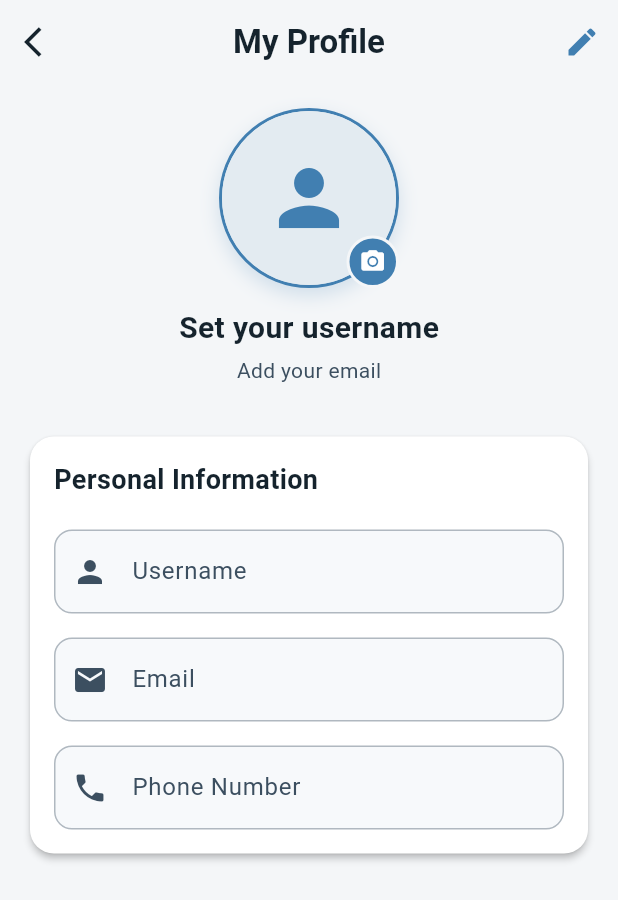
After one commit to dhrruvchotai/ML-Based-Personal-Finance-Optimizer, a Flutter app: the UserProfileView screen opened by its route, after a tap on the "camera alt" icon, on a phone screen of 412 x 824 dp. The commit adds this screen. Shown: the top 900 px of the screen. Run offline on Flutter 3.47's test engine with Material 3 defaults, Android fonts, the phone set to English and light mode, and no system bars; our stand-ins replace flutter_dotenv, get, image_picker, shared_preferences; accounts and stored records are empty.

Commit message:
added user profile things

```diff
--- /dev/null
+++ b/lib/frontend/user_module/controllers/user_profile_controller.dart
@@ -0,0 +1,182 @@
+import 'dart:io';
+import 'package:flutter/material.dart';
+import 'package:get/get.dart';
+import 'package:image_picker/image_picker.dart';
+import 'package:shared_preferences/shared_preferences.dart';
+import 'package:path_provider/path_provider.dart';
+import 'dart:convert';
+import '../models/user_model.dart';
+
+class UserProfileController extends GetxController {
+  // Form controllers
+  final usernameController = TextEditingController();
+  final emailController = TextEditingController();
+  final phoneController = TextEditingController();
+
+  // Image state
+  final Rx<File?> selectedImage = Rx<File?>(null);
+  final RxString profileImagePath = ''.obs;
+
+  // Loading state
+  final RxBool isLoading = false.obs;
+  final RxBool isEditing = false.obs;
+
+  // User data
+  final Rx<UserModel> user = UserModel().obs;
+
+  @override
+  void onInit() {
+    super.onInit();
+    loadUserData();
+  }
+
+  @override
+  void onClose() {
+    usernameController.dispose();
+    emailController.dispose();
+    phoneController.dispose();
+    super.onClose();
+  }
+
+  // Load user data from shared preferences
+  Future<void> loadUserData() async {
+    isLoading.value = true;
+    try {
+      final prefs = await SharedPreferences.getInstance();
+      final userData = prefs.getString('user_data');
+
+      if (userData != null) {
+        user.value = UserModel.fromJsonString(userData);
+
+        // Set the text controllers
+        usernameController.text = user.value.username ?? '';
+        emailController.text = user.value.email ?? '';
+        phoneController.text = user.value.phoneNumber ?? '';
+
+        // Set profile image path if it exists
+        if (user.value.profileImagePath != null &&
+            user.value.profileImagePath!.isNotEmpty &&
+            File(user.value.profileImagePath!).existsSync()) {
+          profileImagePath.value = user.value.profileImagePath!;
+          selectedImage.value = File(profileImagePath.value);
+        }
+      }
+    } catch (e) {
+      debugPrint('Error loading user data: $e');
+    } finally {
+      isLoading.value = false;
+    }
+  }
+
+  // Save user data to shared preferences
+  Future<void> saveUserData() async {
+    isLoading.value = true;
+    try {
+      // Update user model with form values
+      user.value = user.value.copyWith(
+        username: usernameController.text.trim(),
+        email: emailController.text.trim(),
+        phoneNumber: phoneController.text.trim(),
+        profileImagePath: profileImagePath.value,
+      );
+
+      final prefs = await SharedPreferences.getInstance();
+      await prefs.setString('user_data', user.value.toJsonString());
+
+      Get.snackbar(
+        'Success',
+        'Profile updated successfully',
+        snackPosition: SnackPosition.BOTTOM,
+        backgroundColor: Colors.green,
+        colorText: Colors.white,
+      );
+
+      isEditing.value = false;
+    } catch (e) {
+      Get.snackbar(
+        'Error',
+        'Failed to update profile',
+        snackPosition: SnackPosition.BOTTOM,
+        backgroundColor: Colors.red,
+        colorText: Colors.white,
+      );
+      debugPrint('Error saving user data: $e');
+    } finally {
+      isLoading.value = false;
+    }
+  }
+
+  // Pick image from gallery
+  Future<void> pickImage() async {
+    final ImagePicker picker = ImagePicker();
+    try {
+      final XFile? image = await picker.pickImage(
+        source: ImageSource.gallery,
+        imageQuality: 80,
+      );
+
+      if (image != null) {
+        // Save the image to app documents directory
+        final Directory appDocDir = await getApplicationDocumentsDirectory();
+        final String fileName = 'profile_${DateTime.now().millisecondsSinceEpoch}.jpg';
+        final String filePath = '${appDocDir.path}/$fileName';
+
+        // Copy the selected image to app directory
+        await File(image.path).copy(filePath);
+
+        // Update state
+        selectedImage.value = File(filePath);
+        profileImagePath.value = filePath;
+
+        // Update user model
+        user.value = user.value.copyWith(profileImagePath: filePath);
+
+        // Save to shared preferences
+        saveUserData();
+      }
+    } catch (e) {
+      Get.snackbar(
+        'Error',
+        'Failed to select image',
+        snackPosition: SnackPosition.BOTTOM,
+        backgroundColor: Colors.red,
+        colorText: Colors.white,
+      );
+      debugPrint('Error picking image: $e');
+    }
+  }
+
+  // Toggle editing mode
+  void toggleEditingMode() {
+    isEditing.value = !isEditing.value;
+
+    if (!isEditing.value) {
+      // If cancelling edit, restore values from user model
+      usernameController.text = user.value.username ?? '';
+      emailController.text = user.value.email ?? '';
+      phoneController.text = user.value.phoneNumber ?? '';
+    }
+  }
+
+  // Email validation
+  String? validateEmail(String? value) {
+    if (value == null || value.isEmpty) {
+      return 'Email is required';
+    }
+    if (!GetUtils.isEmail(value)) {
+      return 'Enter a valid email address';
+    }
+    return null;
+  }
+
+  // Phone number validation
+  String? validatePhone(String? value) {
+    if (value == null || value.isEmpty) {
+      return null; // Phone is optional
+    }
+    if (!GetUtils.isPhoneNumber(value)) {
+      return 'Enter a valid phone number';
+    }
+    return null;
+  }
+}
--- /dev/null
+++ b/lib/frontend/user_module/models/user_model.dart
@@ -0,0 +1,60 @@
+import 'dart:convert';
+
+class UserModel {
+  String? username;
+  String? email;
+  String? phoneNumber;
+  String? profileImagePath;
+
+  UserModel({
+    this.username,
+    this.email,
+    this.phoneNumber,
+    this.profileImagePath,
+  });
+
+  // Convert user model to JSON
+  Map<String, dynamic> toJson() {
+    return {
+      'username': username,
+      'email': email,
+      'phoneNumber': phoneNumber,
+      'profileImagePath': profileImagePath,
+    };
+  }
+
+  // Create user model from JSON
+  factory UserModel.fromJson(Map<String, dynamic> json) {
+    return UserModel(
+      username: json['username'],
+      email: json['email'],
+      phoneNumber: json['phoneNumber'],
+      profileImagePath: json['profileImagePath'],
+    );
+  }
+
+  // Convert to JSON string
+  String toJsonString() {
+    return jsonEncode(toJson());
+  }
+
+  // Create from JSON string
+  factory UserModel.fromJsonString(String jsonString) {
+    return UserModel.fromJson(jsonDecode(jsonString));
+  }
+
+  // Copy with method to create a copy of the model with some fields updated
+  UserModel copyWith({
+    String? username,
+    String? email,
+    String? phoneNumber,
+    String? profileImagePath,
+  }) {
+    return UserModel(
+      username: username ?? this.username,
+      email: email ?? this.email,
+      phoneNumber: phoneNumber ?? this.phoneNumber,
+      profileImagePath: profileImagePath ?? this.profileImagePath,
+    );
+  }
+}
--- /dev/null
+++ b/lib/frontend/user_module/views/settings_view/user_profile_view.dart
@@ -0,0 +1,288 @@
+import 'dart:io';
+import 'package:flutter/material.dart';
+import 'package:get/get.dart';
+import '../../controllers/user_profile_controller.dart';
+
+class UserProfileView extends StatelessWidget {
+  UserProfileView({Key? key}) : super(key: key);
+
+  final UserProfileController controller = Get.put(UserProfileController());
+  final _formKey = GlobalKey<FormState>();
+
+  @override
+  Widget build(BuildContext context) {
+    return Scaffold(
+      backgroundColor: Theme.of(context).colorScheme.background,
+      appBar: AppBar(
+        backgroundColor: Theme.of(context).colorScheme.background,
+        elevation: 0,
+        title: Text(
+          'My Profile',
+          style: TextStyle(
+            color: Theme.of(context).colorScheme.onBackground,
+            fontWeight: FontWeight.bold,
+          ),
+        ),
+        centerTitle: true,
+        leading: IconButton(
+          icon: Icon(
+            Icons.arrow_back_ios,
+            color: Theme.of(context).colorScheme.onBackground,
+          ),
+          onPressed: () => Navigator.of(context).pop(),
+        ),
+        actions: [
+          Obx(() => controller.isEditing.value
+              ? IconButton(
+                  icon: Icon(
+                    Icons.check,
+                    color: Theme.of(context).colorScheme.primary,
+                  ),
+                  onPressed: () {
+                    if (_formKey.currentState!.validate()) {
+                      controller.saveUserData();
+                    }
+                  },
+                )
+              : IconButton(
+                  icon: Icon(
+                    Icons.edit,
+                    color: Theme.of(context).colorScheme.primary,
+                  ),
+                  onPressed: controller.toggleEditingMode,
+                )),
+        ],
+      ),
+      body: Obx(() {
+        if (controller.isLoading.value) {
+          return const Center(child: CircularProgressIndicator());
+        }
+
+        return SingleChildScrollView(
+          padding: const EdgeInsets.all(16.0),
+          child: Form(
+            key: _formKey,
+            child: Column(
+              crossAxisAlignment: CrossAxisAlignment.center,
+              children: [
+                // Profile Image
+                _buildProfileImageSection(context),
+                const SizedBox(height: 30),
+
+                // Profile Details Card
+                Card(
+                  elevation: 2,
+                  shape: RoundedRectangleBorder(
+                    borderRadius: BorderRadius.circular(16),
+                  ),
+                  child: Padding(
+                    padding: const EdgeInsets.all(16.0),
+                    child: Column(
+                      crossAxisAlignment: CrossAxisAlignment.start,
+                      children: [
+                        Text(
+                          'Personal Information',
+                          style: TextStyle(
+                            fontSize: 18,
+                            fontWeight: FontWeight.bold,
+                            color: Theme.of(context).colorScheme.onBackground,
+                          ),
+                        ),
+                        const SizedBox(height: 20),
+
+                        // Username Field
+                        _buildTextField(
+                          controller: controller.usernameController,
+                          label: 'Username',
+                          icon: Icons.person,
+                          enabled: controller.isEditing.value,
+                          context: context,
+                        ),
+                        const SizedBox(height: 16),
+
+                        // Email Field
+                        _buildTextField(
+                          controller: controller.emailController,
+                          label: 'Email',
+                          icon: Icons.email,
+                          enabled: controller.isEditing.value,
+                          context: context,
+                          validator: controller.validateEmail,
+                          keyboardType: TextInputType.emailAddress,
+                        ),
+                        const SizedBox(height: 16),
+
+                        // Phone Field
+                        _buildTextField(
+                          controller: controller.phoneController,
+                          label: 'Phone Number',
+                          icon: Icons.phone,
+                          enabled: controller.isEditing.value,
+                          context: context,
+                          validator: controller.validatePhone,
+                          keyboardType: TextInputType.phone,
+                        ),
+                      ],
+                    ),
+                  ),
+                ),
+                const SizedBox(height: 20),
+
+                // Edit/Save Button
+                if (controller.isEditing.value)
+                  TextButton(
+                    onPressed: controller.toggleEditingMode,
+                    style: TextButton.styleFrom(
+                      foregroundColor: Colors.red,
+                    ),
+                    child: const Text('Cancel'),
+                  ),
+              ],
+            ),
+          ),
+        );
+      }),
+    );
+  }
+
+  // Profile Image Section
+  Widget _buildProfileImageSection(BuildContext context) {
+    return Column(
+      children: [
+        Obx(() {
+          return Stack(
+            children: [
+              // Profile Image
+              Container(
+                width: 120,
+                height: 120,
+                decoration: BoxDecoration(
+                  shape: BoxShape.circle,
+                  border: Border.all(
+                    color: Theme.of(context).colorScheme.primary,
+                    width: 2,
+                  ),
+                  boxShadow: [
+                    BoxShadow(
+                      color: Theme.of(context).colorScheme.primary.withOpacity(0.2),
+                      blurRadius: 10,
+                      offset: const Offset(0, 5),
+                    ),
+                  ],
+                ),
+                child: ClipOval(
+                  child: controller.selectedImage.value != null
+                      ? Image.file(
+                          controller.selectedImage.value!,
+                          width: 120,
+                          height: 120,
+                          fit: BoxFit.cover,
+                        )
+                      : Container(
+                          color: Theme.of(context).colorScheme.surfaceVariant,
+                          child: Icon(
+                            Icons.person,
+                            size: 60,
+                            color: Theme.of(context).colorScheme.primary,
+                          ),
+                        ),
+                ),
+              ),
+              // Edit Image Button
+              Positioned(
+                bottom: 0,
+                right: 0,
+                child: InkWell(
+                  onTap: controller.pickImage,
+                  child: Container(
+                    width: 35,
+                    height: 35,
+                    decoration: BoxDecoration(
+                      color: Theme.of(context).colorScheme.primary,
+                      shape: BoxShape.circle,
+                      border: Border.all(
+                        color: Theme.of(context).colorScheme.background,
+                        width: 2,
+                      ),
+                    ),
+                    child: Icon(
+                      Icons.camera_alt,
+                      color: Theme.of(context).colorScheme.onPrimary,
+                      size: 18,
+                    ),
+                  ),
+                ),
+              ),
+            ],
+          );
+        }),
+        const SizedBox(height: 12),
+        Obx(() => Text(
+          controller.user.value.username ?? 'Set your username',
+          style: TextStyle(
+            fontSize: 20,
+            fontWeight: FontWeight.bold,
+            color: Theme.of(context).colorScheme.onBackground,
+          ),
+        )),
+        const SizedBox(height: 4),
+        Obx(() => Text(
+          controller.user.value.email ?? 'Add your email',
+          style: TextStyle(
+            fontSize: 14,
+            color: Theme.of(context).colorScheme.onSurface,
+          ),
+        )),
+      ],
+    );
+  }
+
+  // Text Field Widget
+  Widget _buildTextField({
+    required TextEditingController controller,
+    required String label,
+    required IconData icon,
+    required bool enabled,
+    required BuildContext context,
+    String? Function(String?)? validator,
+    TextInputType? keyboardType,
+  }) {
+    return TextFormField(
+      controller: controller,
+      validator: validator,
+      keyboardType: keyboardType,
+      enabled: enabled,
+      decoration: InputDecoration(
+        labelText: label,
+        labelStyle: TextStyle(
+          color: enabled
+              ? Theme.of(context).colorScheme.primary
+              : Theme.of(context).colorScheme.onSurface,
+        ),
+        prefixIcon: Icon(
+          icon,
+          color: enabled
+              ? Theme.of(context).colorScheme.primary
+              : Theme.of(context).colorScheme.onSurface,
+        ),
+        border: OutlineInputBorder(
+          borderRadius: BorderRadius.circular(12),
+          borderSide: BorderSide(color: Theme.of(context).colorScheme.outline),
+        ),
+        enabledBorder: OutlineInputBorder(
+          borderRadius: BorderRadius.circular(12),
+          borderSide: BorderSide(color: Theme.of(context).colorScheme.outline),
+        ),
+        focusedBorder: OutlineInputBorder(
+          borderRadius: BorderRadius.circular(12),
+          borderSide: BorderSide(
+            color: Theme.of(context).colorScheme.primary,
+            width: 2,
+          ),
+        ),
+        filled: !enabled,
+        fillColor: enabled ? null : Theme.of(context).colorScheme.surfaceVariant.withOpacity(0.3),
+      ),
+    );
+  }
+}
--- a/lib/main.dart
+++ b/lib/main.dart
@@ -5,6 +5,7 @@ import 'package:ml_based_personal_finance_optimizer/frontend/user_module/utils/a
 import 'package:ml_based_personal_finance_optimizer/frontend/user_module/views/auth_view/sign_up_page_view.dart';
 import 'package:ml_based_personal_finance_optimizer/frontend/user_module/views/auth_view/sign_in_page_view.dart';
 import 'package:ml_based_personal_finance_optimizer/frontend/user_module/views/chatbot_view/chatbot_screen.dart';
+import 'package:ml_based_personal_finance_optimizer/frontend/user_module/views/settings_view/user_profile_view.dart';
 
 void main() async{
   await dotenv.load(fileName: ".env");
@@ -37,6 +38,12 @@ class MyApp extends StatelessWidget {
         GetPage(
           name: '/chatbot',
           page: () => ChatBotScreen(),
+          transition: Transition.rightToLeft,
+          transitionDuration: Duration(milliseconds: 300),
+        ),
+        GetPage(
+          name: '/user-profile',
+          page: () => UserProfileView(),
           transition: Transition.rightToLeft,
           transitionDuration: Duration(milliseconds: 300),
         ),
--- a/pubspec.yaml
+++ b/pubspec.yaml
@@ -38,6 +38,9 @@ dependencies:
   get:
   intl:
   flutter_dotenv: ^5.2.1
+  image_picker: ^1.0.7
+  shared_preferences: ^2.2.2
+  path_provider: ^2.1.2
 
 dev_dependencies:
   flutter_test:
```
Also changed, not shown: pubspec.lock, 5 other files.
